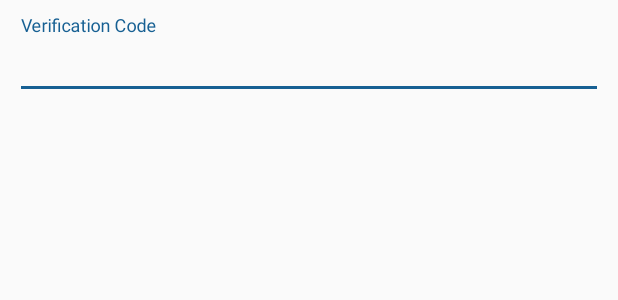
After one commit to xfrocks/bdApi, an Android app: the layout dialog_tfa.xml on its own in the app's theme, with its tools: preview values and no code run, on a phone screen of 412 x 824 dp. The commit adds this screen. Shown: the top 300 px of the screen. Run offline under Robolectric (Android 15) with nearby library versions, the phone set to English and light mode, and no system bars; network calls fail.

Commit message:
[android_demo] added support for two factor authorization

```diff
--- a/android_demo/app/src/main/java/com/xfrocks/api/androiddemo/ChatActivity.java
+++ b/android_demo/app/src/main/java/com/xfrocks/api/androiddemo/ChatActivity.java
@@ -11,7 +11,6 @@ import android.support.v7.app.AppCompatActivity;
 import android.support.v7.widget.LinearLayoutManager;
 import android.support.v7.widget.RecyclerView;
 import android.support.v7.widget.Toolbar;
-import android.util.Log;
 import android.view.LayoutInflater;
 import android.view.Menu;
 import android.view.MenuInflater;
@@ -23,7 +22,6 @@ import android.widget.ImageButton;
 import android.widget.ImageView;
 import android.widget.ProgressBar;
 import android.widget.TextView;
-import android.widget.Toast;
 
 import com.android.volley.VolleyError;
 import com.android.volley.toolbox.ImageLoader;
--- /dev/null
+++ b/android_demo/app/src/main/res/layout/dialog_tfa.xml
@@ -0,0 +1,32 @@
+<?xml version="1.0" encoding="utf-8"?>
+<LinearLayout xmlns:android="http://schemas.android.com/apk/res/android"
+    xmlns:tools="http://schemas.android.com/tools"
+    android:layout_width="match_parent"
+    android:layout_height="match_parent"
+    android:orientation="vertical"
+    android:padding="10dp">
+
+    <RadioGroup
+        android:id="@+id/tfa_providers"
+        android:layout_width="match_parent"
+        android:layout_height="wrap_content"
+        android:orientation="vertical">
+
+    </RadioGroup>
+
+    <android.support.design.widget.TextInputLayout
+        android:layout_width="match_parent"
+        android:layout_height="wrap_content">
+
+        <EditText
+            android:id="@+id/tfa_code"
+            android:layout_width="match_parent"
+            android:layout_height="wrap_content"
+            android:hint="@string/tfa_code"
+            android:inputType="number"
+            android:visibility="gone"
+            tools:ignore="LabelFor"
+            tools:visibility="visible" />
+    </android.support.design.widget.TextInputLayout>
+
+</LinearLayout>
--- a/android_demo/app/src/main/res/layout/drawer_header.xml
+++ b/android_demo/app/src/main/res/layout/drawer_header.xml
@@ -7,7 +7,8 @@
     android:gravity="bottom"
     android:orientation="vertical"
     android:padding="@dimen/activity_horizontal_margin"
-    android:theme="@style/ThemeOverlay.AppCompat.Dark">
+    android:theme="@style/ThemeOverlay.AppCompat.Dark"
+    tools:ignore="Overdraw">
 
     <RelativeLayout
         android:layout_width="match_parent"
--- a/android_demo/app/src/main/res/values/styles.xml
+++ b/android_demo/app/src/main/res/values/styles.xml
@@ -4,6 +4,7 @@
         <item name="colorPrimary">@color/primary</item>
         <item name="colorPrimaryDark">@color/primary_dark</item>
         <item name="colorAccent">@color/accent</item>
+        <item name="android:dialogTheme">@style/DialogWithTitle</item>
     </style>
 
     <style name="FacebookButton" parent="@android:style/Widget.Button">
@@ -18,4 +19,8 @@
         <item name="colorButtonNormal">@color/google_red</item>
     </style>
 
+    <style name="DialogWithTitle" parent="@style/Theme.AppCompat.Light.Dialog">
+        <item name="android:windowNoTitle">false</item>
+    </style>
+
 </resources>
--- a/android_demo/build.gradle
+++ b/android_demo/build.gradle
@@ -5,7 +5,7 @@ buildscript {
         jcenter()
     }
     dependencies {
-        classpath 'com.android.tools.build:gradle:1.3.0'
+        classpath 'com.android.tools.build:gradle:1.5.0'
         classpath 'com.google.gms:google-services:1.3.0-beta1'
     }
 }
```
Also changed, not shown: android_demo/app/build.gradle (+5 -6 lines), android_demo/app/src/main/java/com/xfrocks/api/androiddemo/Api.java (+11 -0 lines), android_demo/app/src/main/java/com/xfrocks/api/androiddemo/LoginActivity.java (+43 -6 lines), android_demo/app/src/main/java/com/xfrocks/api/androiddemo/TfaDialogFragment.java (added, +156 -0 lines), android_demo/app/src/main/res/values/strings_activity_login.xml (+7 -0 lines), 1 other file.
